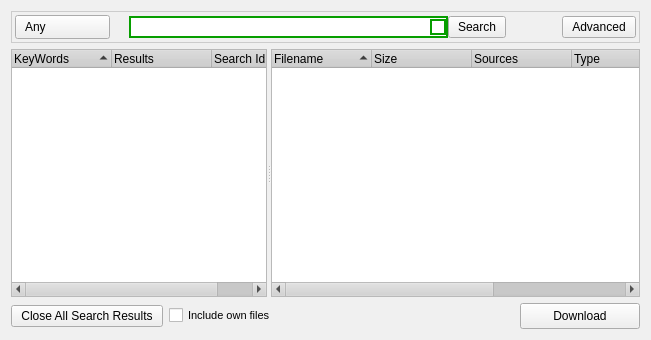
RetroShare/RetroShare, file retroshare-gui/src/gui/SearchDialog.ui: the form before one commit.
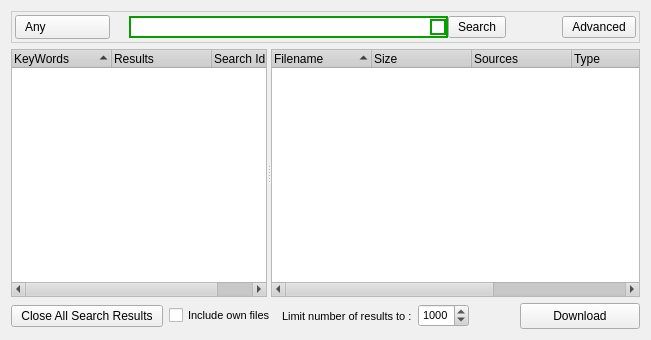
The form after the commit. Icons and pictures are not drawn. Custom widgets are drawn as their Qt base class.

Commit message: added a spinbox to limit the number of search results (too many results may hang the gui)

```diff
--- a/retroshare-gui/src/gui/SearchDialog.ui
+++ b/retroshare-gui/src/gui/SearchDialog.ui
@@ -1099,6 +1099,29 @@
        </property>
       </widget>
      </item>
+     <item>
+      <widget class="QLabel" name="label">
+       <property name="text">
+        <string>Limit number of results to :</string>
+       </property>
+      </widget>
+     </item>
+     <item>
+      <widget class="QSpinBox" name="_max_results_SB">
+       <property name="minimum">
+        <number>100</number>
+       </property>
+       <property name="maximum">
+        <number>5000</number>
+       </property>
+       <property name="singleStep">
+        <number>100</number>
+       </property>
+       <property name="value">
+        <number>1000</number>
+       </property>
+      </widget>
+     </item>
      <item>
       <spacer>
        <property name="orientation">
```
The commit also changes 1 other file.
